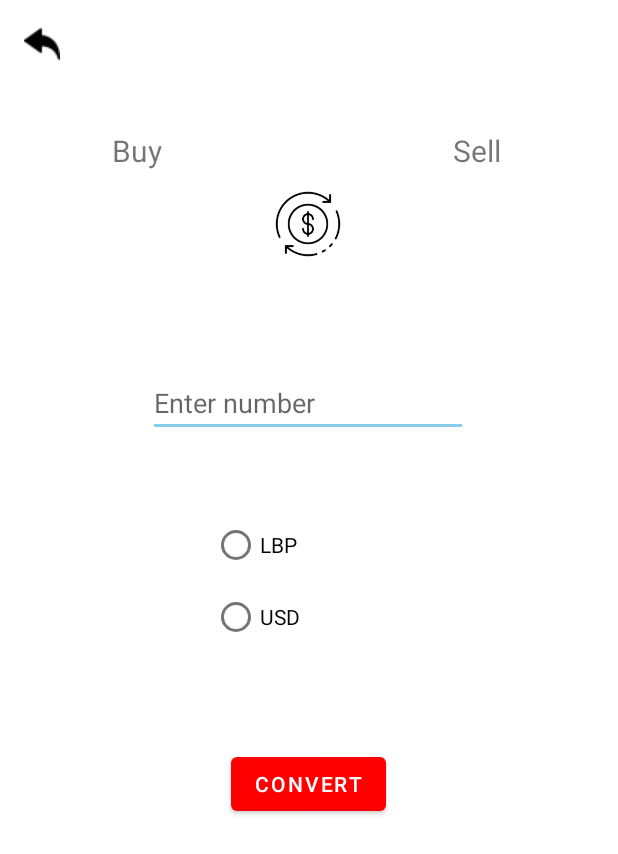
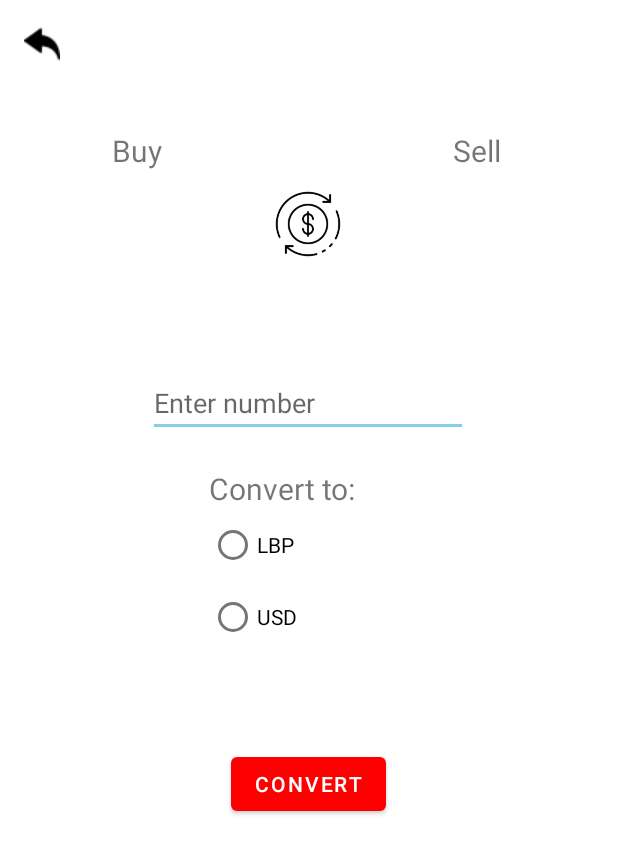
Before and after one commit to Mhmdbaba/CSC498G_CurrencyConverterAPI, an Android app: the ConversionPage screen opened directly, with no data from a screen before it, on a phone screen of 412 x 824 dp. Shown: the top 854 px of the screen. Run offline under Robolectric (Android 15) with nearby library versions, the light colour scheme and no system bars; our stand-ins replace Volley.

Commit message:
commit 14

```diff
--- a/frontend/app/src/main/AndroidManifest.xml
+++ b/frontend/app/src/main/AndroidManifest.xml
@@ -2,12 +2,14 @@
 <manifest xmlns:android="http://schemas.android.com/apk/res/android"
     package="com.example.currencyconverter">
     <uses-permission android:name="android.permission.INTERNET"/>
+
     <application
         android:allowBackup="true"
         android:icon="@mipmap/ic_launcher"
         android:label="@string/app_name"
         android:roundIcon="@mipmap/ic_launcher_round"
         android:supportsRtl="true"
+        android:usesCleartextTraffic="true"
         android:theme="@style/Theme.CurrencyConverter">
         <activity
             android:name=".ConversionPage"
--- a/frontend/app/src/main/java/com/example/currencyconverter/ConversionPage.java
+++ b/frontend/app/src/main/java/com/example/currencyconverter/ConversionPage.java
@@ -33,6 +33,8 @@ import java.net.URL;
 import java.util.HashMap;
 import java.util.Map;
 
+import javax.net.ssl.HttpsURLConnection;
+
 public class ConversionPage extends AppCompatActivity {
 
 
@@ -50,37 +52,37 @@ public class ConversionPage extends AppCompatActivity {
         protected String doInBackground(String... urls) {
             String result = "";
             URL url;
-            HttpURLConnection http;
+            HttpsURLConnection http;
 
             try {
                 url = new URL(urls[0]);
-                http = (HttpURLConnection) url.openConnection();
+                http = (HttpsURLConnection) url.openConnection();
 
                 //Read the output of API
                 InputStream in = http.getInputStream();
 
                 InputStreamReader reader = new InputStreamReader(in);
                 int data = reader.read();
-
                 while(data != -1){
                     char current = (char) data;
                     result += current;
                     data = reader.read();
                 }
 
+
             }catch(Exception e){
                 e.printStackTrace();
                 return null;
             }
-            //Log.i("Result: ", result);
             return result;
         }
 
         protected void onPostExecute (String s){
             super.onPostExecute(s);
-            //Log.i("Result: ", s);
+            Log.i("heree", s);
 
             try{
+                /*
                 JSONObject json = new JSONObject(s);
 
                 String lbp_buy = json.getString("buy");
@@ -90,6 +92,7 @@ public class ConversionPage extends AppCompatActivity {
                 String lbp_sell = json.getString("sell");
                 Log.i("sell", String.valueOf(lbp_sell));
                 tv_sell.setText(lbp_sell);
+                */
 
             }catch(Exception e){
                 e.printStackTrace();
@@ -107,7 +110,7 @@ public class ConversionPage extends AppCompatActivity {
         tv_sell = (TextView) findViewById(R.id.tv_sell);
         tv_buy = (TextView) findViewById(R.id.tv_buy);
 
-        String url = "https://10.21.154.11:8013/Android/LiraRate.php";
+        String url = "https://lirarate.org/wp-json/lirarate/v2/fuel?currency=LBP&_ver=t20224115";
         DownloadTask task = new DownloadTask();
         task.execute(url);
     }
--- a/frontend/app/src/main/res/layout/activity_conversion_page.xml
+++ b/frontend/app/src/main/res/layout/activity_conversion_page.xml
@@ -10,7 +10,7 @@
 
     <RadioGroup
         android:id="@+id/radioGroup"
-        android:layout_width="129dp"
+        android:layout_width="133dp"
         android:layout_height="96dp"
         app:layout_constraintBottom_toBottomOf="parent"
         app:layout_constraintEnd_toEndOf="parent"
@@ -123,6 +123,19 @@
         app:layout_constraintVertical_bias="0.109" />
 
     <TextView
+        android:id="@+id/textView5"
+        android:layout_width="wrap_content"
+        android:layout_height="wrap_content"
+        android:text="Convert to:"
+        android:textSize="20sp"
+        app:layout_constraintBottom_toBottomOf="parent"
+        app:layout_constraintEnd_toEndOf="parent"
+        app:layout_constraintHorizontal_bias="0.444"
+        app:layout_constraintStart_toStartOf="parent"
+        app:layout_constraintTop_toTopOf="parent"
+        app:layout_constraintVertical_bias="0.392" />
+
+    <TextView
         android:id="@+id/tv_buy"
         android:layout_width="wrap_content"
         android:layout_height="wrap_content"
```
